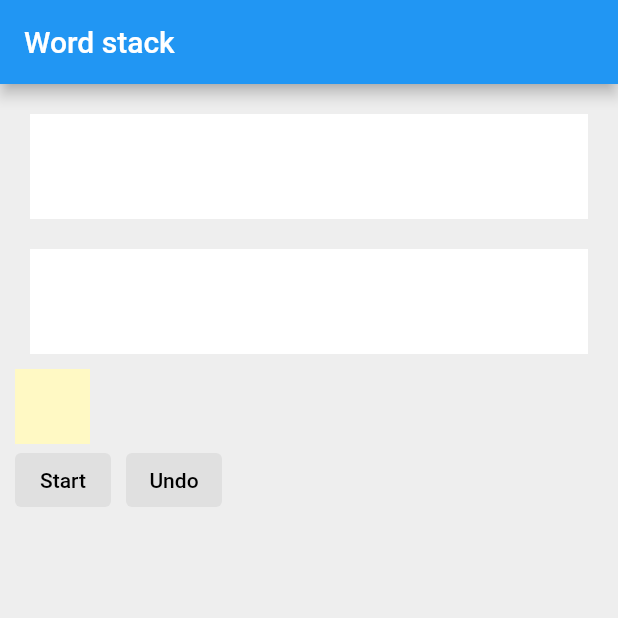
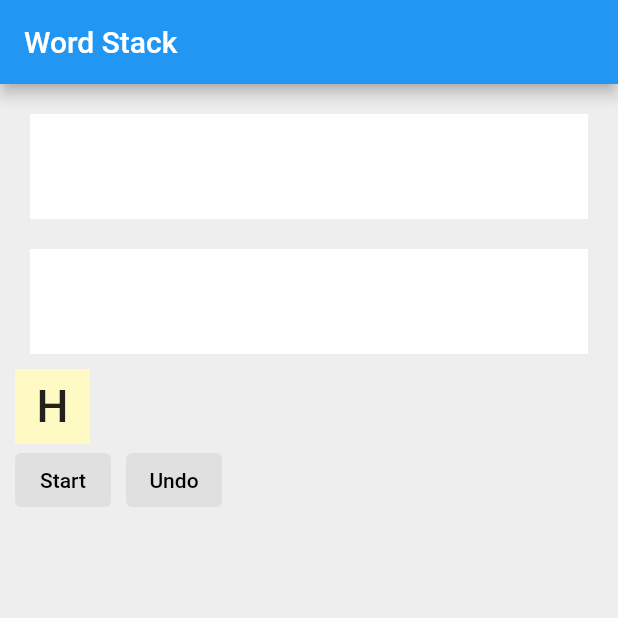
Before and after one commit to jorge-armando-navarro-flores/word_stack, a Flutter app: the screen it shows after launch, after a tap on "Start", on a phone screen of 412 x 824 dp, the top half of it. Run offline on Flutter 3.47's test engine with Material 2 defaults, Android fonts, the phone set to English and light mode, and no system bars; missing offline and left inert: undo; project files that could hold a hidden picture were left out.

```diff
--- a/lib/main.dart
+++ b/lib/main.dart
@@ -1,11 +1,13 @@
+import 'dart:math';
+
 import 'package:flutter/material.dart';
-import 'package:flutter/services.dart' show rootBundle;
-import 'dart:math';
-import 'package:undo/undo.dart';
-import 'widgets/letter_tile.dart';
-import 'stacked_layout_brain.dart';
-import 'stacked_layout.dart';
-import 'action_button.dart';
+
+import 'package:provider/provider.dart';
+
+import 'package:word_stack/screens/word_stack_screen.dart';
+
+import 'models/word_rows_data.dart';
+
 
 void main() {
   runApp(MyApp());
@@ -13,47 +15,13 @@ void main() {
 
 class MyApp extends StatelessWidget {
   // This widget is the root of your application.
-  @override
-  Widget build(BuildContext context) {
-    return MaterialApp(
-      title: 'Word stack',
-      theme: ThemeData(
-        primarySwatch: Colors.blue,
-      ),
-      home: MyHomePage(title: 'Word stack'),
-    );
-  }
-}
 
-class MyHomePage extends StatefulWidget {
-  MyHomePage({Key? key, required this.title}) : super(key: key);
-
-  final String title;
-
-
-
-  @override
-  _MyHomePageState createState() => _MyHomePageState();
-}
-
-class _MyHomePageState extends State<MyHomePage> {
-
-  String? word1;
-  String? word2;
-  int defaultWordLength = 5;
-  int acceptedData = 0;
-  String scrambledString = '';
-  List<String> scrambledLetters = [];
-
-  StackedLayout wordStack1 = StackedLayout();
-  StackedLayout wordStack2 = StackedLayout();
-
-  var changes = new ChangeStack();
-
-  void setScrambledString(String word1, String word2){
+  List<String> setScrambledString(String word1, String word2){
     int w1Idx = 0;
     int w2Idx = 0;
+    String scrambledString = "";
     while (w1Idx < word1.length && w2Idx < word2.length){
+
       int chosenWord = 1 + Random().nextInt(2);
       if(chosenWord == 1){
         scrambledString += word1[w1Idx];
@@ -64,111 +32,172 @@ class _MyHomePageState extends State<MyHomePage> {
       }
     }
     scrambledString += word1.substring(w1Idx, word1.length) + word2.substring(w2Idx, word2.length);
-    scrambledLetters = scrambledString.split('').reversed.toList();
+    List<String> scrambledLetters = scrambledString.split('').reversed.toList();
+
+    return scrambledLetters;
 
 
 
   }
-
-  onStartGame() async{
-    String data = await rootBundle.loadString("textFiles/words.txt");
-    List<String> wordList = data.split('\n');
-    List<String> sizedWordList = [];
-    for(String word in wordList){
-      if(word.length == defaultWordLength){
-        sizedWordList.add(word);
-      }
-    }
-    word1 = sizedWordList[Random().nextInt(sizedWordList.length)];
-    word2 = sizedWordList[Random().nextInt(sizedWordList.length)];
-    print(word1);
-    print(word2);
-    setState(() {
-      setScrambledString(word1!, word2!);
-    });
-
-    print(scrambledString);
-  }
-
-  @override
-  void initState() {
-    // TODO: implement initState
-    super.initState();
-    onStartGame();
-  }
-
   @override
   Widget build(BuildContext context) {
-
-
-
-    return Scaffold(
-      backgroundColor: Colors.grey[200],
-      appBar: AppBar(
-        title: Text(widget.title),
-      ),
-      body: Container(
-        padding: EdgeInsets.all(10.0),
-        child: Column(
-          crossAxisAlignment: CrossAxisAlignment.start,
-          children: <Widget>[
-            StackedLayoutBrain(wordStack: wordStack1, changes: changes, word: scrambledLetters),
-            StackedLayoutBrain(wordStack: wordStack2, changes: changes, word: scrambledLetters),
-            Draggable<LetterTile>(
-              // Data is the value this Draggable stores.
-
-              data: LetterTile(
-                letter: scrambledLetters.isNotEmpty? scrambledLetters.last : " ",
-              ),
-              child: LetterTile(letter: scrambledLetters.isNotEmpty? scrambledLetters.last : " "),
-              feedback: LetterTile(letter: scrambledLetters.isNotEmpty? scrambledLetters.last : " "),
-              childWhenDragging: LetterTile(letter: scrambledLetters.isNotEmpty? scrambledLetters.last : " "),
-              onDragCompleted: () {
-                setState(() {
-                  wordStack1.setColor(Colors.white);
-                  wordStack2.setColor(Colors.white);
-                  if (scrambledLetters.length > 0) {
-                    scrambledLetters.removeLast();
-                  }
-                });
-              },
-              onDragStarted: () {
-                wordStack1.setColor(Colors.blue.shade200);
-                wordStack2.setColor(Colors.blue.shade200);
-              },
-              onDraggableCanceled: (Velocity g, Offset l) {
-                wordStack1.setColor(Colors.white);
-                wordStack2.setColor(Colors.white);
-              },
-            ),
-            Row(
-              children: [
-                ActionButton(
-                  text: 'Start',
-                  onPressed: () {
-                    setState(() {
-                      wordStack1.clear();
-                      wordStack2.clear();
-                      scrambledLetters = scrambledString.split('').reversed.toList();
-                    });
-                  },
-                ),
-                SizedBox(
-                  width: 10.0,
-                ),
-                ActionButton(
-                  text: 'Undo',
-                  onPressed: () {
-                    setState(() {
-                      changes.undo();
-                    });
-                  },
-                ),
-              ],
-            )
-          ],
+    return ChangeNotifierProxyProvider0(
+      create: (context) => WordRowsData(),
+      update: (context, t) => WordRowsData(st: setScrambledString("Hello", "world")),
+      child: MaterialApp(
+        theme: ThemeData(
+          primarySwatch: Colors.blue,
         ),
+        home: WordStackScreen(),
       ),
     );
   }
 }
+
+// class MyHomePage extends StatefulWidget {
+//   MyHomePage({Key? key, required this.title}) : super(key: key);
+//
+//   final String title;
+//
+//
+//
+//   @override
+//   _MyHomePageState createState() => _MyHomePageState();
+// }
+//
+// class _MyHomePageState extends State<MyHomePage> {
+//
+//   String? word1;
+//   String? word2;
+//   int defaultWordLength = 5;
+//   int acceptedData = 0;
+//   String scrambledString = '';
+//   List<String> scrambledLetters = [];
+//
+//   StackedLayout wordStack1 = StackedLayout();
+//   StackedLayout wordStack2 = StackedLayout();
+//
+//   var changes = new ChangeStack();
+//
+//   void setScrambledString(String word1, String word2){
+//     int w1Idx = 0;
+//     int w2Idx = 0;
+//     while (w1Idx < word1.length && w2Idx < word2.length){
+//       int chosenWord = 1 + Random().nextInt(2);
+//       if(chosenWord == 1){
+//         scrambledString += word1[w1Idx];
+//         w1Idx++;
+//       } else if (chosenWord == 2){
+//         scrambledString += word2[w2Idx];
+//         w2Idx++;
+//       }
+//     }
+//     scrambledString += word1.substring(w1Idx, word1.length) + word2.substring(w2Idx, word2.length);
+//     scrambledLetters = scrambledString.split('').reversed.toList();
+//
+//
+//
+//   }
+//
+//   onStartGame() async{
+//     String data = await rootBundle.loadString("textFiles/words.txt");
+//     List<String> wordList = data.split('\n');
+//     List<String> sizedWordList = [];
+//     for(String word in wordList){
+//       if(word.length == defaultWordLength){
+//         sizedWordList.add(word);
+//       }
+//     }
+//     word1 = sizedWordList[Random().nextInt(sizedWordList.length)];
+//     word2 = sizedWordList[Random().nextInt(sizedWordList.length)];
+//     print(word1);
+//     print(word2);
+//     setState(() {
+//       setScrambledString(word1!, word2!);
+//     });
+//
+//     print(scrambledString);
+//   }
+//
+//   @override
+//   void initState() {
+//     // TODO: implement initState
+//     super.initState();
+//     onStartGame();
+//   }
+//
+//   @override
+//   Widget build(BuildContext context) {
+//
+//
+//
+//     return Scaffold(
+//       backgroundColor: Colors.grey[200],
+//       appBar: AppBar(
+//         title: Text(widget.title),
+//       ),
+//       body: Container(
+//         padding: EdgeInsets.all(10.0),
+//         child: Column(
+//           crossAxisAlignment: CrossAxisAlignment.start,
+//           children: <Widget>[
+//             StackedLayoutBrain(wordStack: wordStack1, changes: changes, word: scrambledLetters),
+//             StackedLayoutBrain(wordStack: wordStack2, changes: changes, word: scrambledLetters),
+//             Draggable<LetterTile>(
+//               // Data is the value this Draggable stores.
+//
+//               data: LetterTile(
+//                 letter: scrambledLetters.isNotEmpty? scrambledLetters.last : " ",
+//               ),
+//               child: LetterTile(letter: scrambledLetters.isNotEmpty? scrambledLetters.last : " "),
+//               feedback: LetterTile(letter: scrambledLetters.isNotEmpty? scrambledLetters.last : " "),
+//               childWhenDragging: LetterTile(letter: scrambledLetters.isNotEmpty? scrambledLetters.last : " "),
+//               onDragCompleted: () {
+//                 setState(() {
+//                   wordStack1.setColor(Colors.white);
+//                   wordStack2.setColor(Colors.white);
+//                   if (scrambledLetters.length > 0) {
+//                     scrambledLetters.removeLast();
+//                   }
+//                 });
+//               },
+//               onDragStarted: () {
+//                 wordStack1.setColor(Colors.blue.shade200);
+//                 wordStack2.setColor(Colors.blue.shade200);
+//               },
+//               onDraggableCanceled: (Velocity g, Offset l) {
+//                 wordStack1.setColor(Colors.white);
+//                 wordStack2.setColor(Colors.white);
+//               },
+//             ),
+//             Row(
+//               children: [
+//                 ActionButton(
+//                   text: 'Start', letter: scrambledLetters.isNotEmpty? scrambledLetters.last : " ",
+//                   onPressed: () {
+//                     setState(() {
+//                       wordStack1.clear();
+//                       wordStack2.clear();
+//                       scrambledLetters = scrambledString.split('').reversed.toList();
+//                     });
+//                   },
+//                 ),
+//                 SizedBox(
+//                   width: 10.0,
+//                 ),
+//                 ActionButton(
+//                   text: 'Undo',
+//                   onPressed: () {
+//                     setState(() {
+//                       changes.undo();
+//                     });
+//                   },
+//                 ),
+//               ],
+//             )
+//           ],
+//         ),
+//       ),
+//     );
+//   }
+// }
--- /dev/null
+++ b/lib/models/tiles_row.dart
@@ -0,0 +1,18 @@
+import 'package:flutter/material.dart';
+import 'package:word_stack/widgets/letter_tile.dart';
+class TilesRow{
+  List<LetterTile> tiles = [];
+  Color color = Colors.white;
+  void changeColor(Color newColor){
+    color = newColor;
+  }
+
+  void addTile(LetterTile tile){
+    tiles.add(tile);
+  }
+
+  void clear(){
+    tiles = [];
+  }
+
+}
--- /dev/null
+++ b/lib/models/word_rows_data.dart
@@ -0,0 +1,30 @@
+import 'package:flutter/widgets.dart';
+import 'package:flutter/material.dart';
+import 'package:word_stack/models/tiles_row.dart';
+
+
+
+class WordRowsData extends ChangeNotifier{
+  TilesRow row1 = TilesRow();
+  TilesRow row2 = TilesRow();
+  List<String>? st;
+  WordRowsData({this.st});
+
+  void changeRowsColor(Color newColor){
+    row1.changeColor(newColor);
+    row2.changeColor(newColor);
+    notifyListeners();
+  }
+
+  void clearRows(){
+    row1.clear();
+    row2.clear();
+    notifyListeners();
+  }
+
+  void pop(){
+    st!.removeLast();
+    notifyListeners();
+  }
+
+}
--- /dev/null
+++ b/lib/screens/word_stack_screen.dart
@@ -0,0 +1,60 @@
+import 'package:flutter/material.dart';
+import 'package:provider/provider.dart';
+import 'package:word_stack/models/word_rows_data.dart';
+import 'package:word_stack/widgets/action_button.dart';
+import 'package:word_stack/widgets/word_row.dart';
+import 'package:word_stack/widgets/word_stack.dart';
+
+class WordStackScreen extends StatelessWidget {
+
+
+
+  @override
+  Widget build(BuildContext context) {
+    return Scaffold(
+      backgroundColor: Colors.grey[200],
+      appBar: AppBar(
+        title: Text("Word Stack"),
+      ),
+      body: Container(
+        padding: EdgeInsets.all(10.0),
+        child: Column(
+          crossAxisAlignment: CrossAxisAlignment.start,
+          children: <Widget>[
+            WordRow(row: Provider.of<WordRowsData>(context).row1),
+            WordRow(row: Provider.of<WordRowsData>(context).row2),
+            WordStack(),
+            Row(
+              children: [
+                ActionButton(
+                  text: 'Start',
+                  onPressed: () {
+                    Provider.of<WordRowsData>(context, listen: false).clearRows();
+
+                    // setState(() {
+                    //   wordStack1.clear();
+                    //   wordStack2.clear();
+                    //   scrambledLetters = scrambledString.split('').reversed.toList();
+                    // });
+                  },
+                ),
+                SizedBox(
+                  width: 10.0,
+                ),
+                ActionButton(
+                  text: 'Undo',
+                  onPressed: () {
+                    // setState(() {
+                    //   changes.undo();
+                    // });
+                  },
+                ),
+              ],
+            )
+
+          ],
+        ),
+      ),
+    );
+  }
+}
--- /dev/null
+++ b/lib/widgets/word_row.dart
@@ -0,0 +1,50 @@
+import 'package:flutter/material.dart';
+
+import 'package:word_stack/models/tiles_row.dart';
+
+import 'package:word_stack/widgets/letter_tile.dart';
+
+class WordRow extends StatelessWidget {
+
+
+  final TilesRow? row;
+  WordRow({this.row});
+
+  @override
+  Widget build(BuildContext context) {
+    return Container(
+      child: DragTarget<LetterTile>(
+        onWillAccept: (value) => true,
+        builder: (
+          BuildContext context,
+          List<dynamic> accepted,
+          List<dynamic> rejected,
+        ) {
+          return Container(
+            height: 70.0,
+            margin: EdgeInsets.all(10.0),
+            padding: EdgeInsets.all(10.0),
+            color: row!.color,
+            child: Row(
+              children: row!.tiles,
+            ),
+          );
+        },
+        onAccept: (LetterTile data) {
+          // tiles.add(data);
+          // Provider.of<LetterStack>(context, listen: false).pushTile(row!, data);
+          row!.addTile(data);
+        },
+        onMove: (DragTargetDetails<LetterTile> details) {
+          row!.changeColor(Colors.green.shade200);
+          // Provider.of<LetterStack>(context, listen: false).changeRowColor(row!, Colors.green.shade200);
+
+        },
+        onLeave: (LetterTile? letter) {
+          row!.changeColor(Colors.blue.shade200);
+          // Provider.of<LetterStack>(context, listen: false).changeRowColor(row!, Colors.blue.shade200);
+        },
+      ),
+    );
+  }
+}
--- /dev/null
+++ b/lib/widgets/word_stack.dart
@@ -0,0 +1,38 @@
+import 'package:flutter/material.dart';
+import 'package:provider/provider.dart';
+import 'package:word_stack/models/word_rows_data.dart';
+
+
+import 'letter_tile.dart';
+
+
+class WordStack extends StatelessWidget {
+
+
+  @override
+  Widget build(BuildContext context) {
+
+
+    return Container(
+      child: Draggable<LetterTile>(
+        // Data is the value this Draggable stores.
+
+        data: LetterTile(letter: Provider.of<WordRowsData>(context, listen: false).st!.last),
+        child: LetterTile(letter: Provider.of<WordRowsData>(context, listen: false).st!.last),
+        feedback: LetterTile(letter: Provider.of<WordRowsData>(context, listen: false).st!.last),
+        childWhenDragging: LetterTile(letter: Provider.of<WordRowsData>(context, listen: false).st!.last),
+        onDragCompleted: () {
+          Provider.of<WordRowsData>(context, listen: false).changeRowsColor(Colors.white);
+          Provider.of<WordRowsData>(context, listen: false).pop();
+
+        },
+        onDragStarted: () {
+          Provider.of<WordRowsData>(context, listen: false).changeRowsColor(Colors.blue.shade200);
+        },
+        onDraggableCanceled: (Velocity g, Offset l) {
+          Provider.of<WordRowsData>(context, listen: false).changeRowsColor(Colors.white);
+        },
+      ),
+    );
+  }
+}
--- a/pubspec.yaml
+++ b/pubspec.yaml
@@ -28,6 +28,7 @@ dependencies:
   # The following adds the Cupertino Icons font to your application.
   # Use with the CupertinoIcons class for iOS style icons.
   cupertino_icons: ^1.0.2
+  provider: ^6.0.0
   undo: ^1.4.0
 
 dev_dependencies:
```
Also changed, not shown: lib/models/letter_stack.dart (added, +80 -0 lines), lib/widgets/action_button.dart (renamed from lib/action_button.dart), pubspec.lock.
